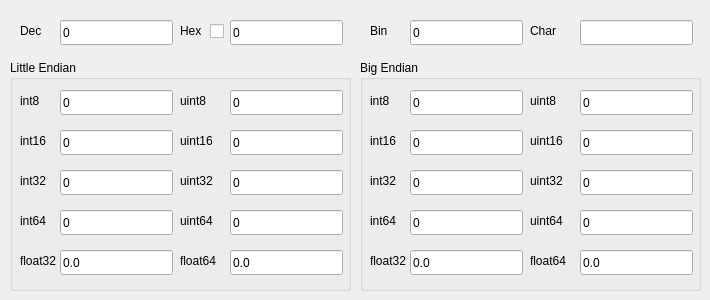
This is Converter/converter.ui in PROPHESSOR/ProHex as Qt 5 draws it before an edit. The edited form follows.
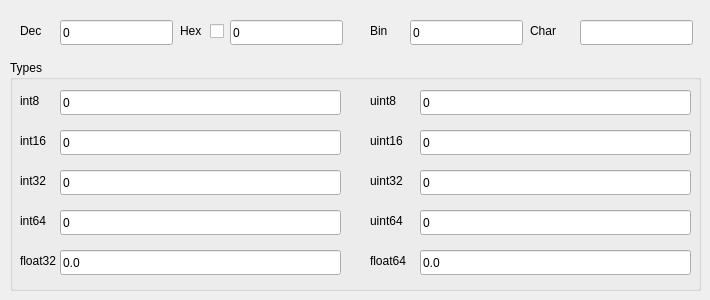
This is the edited form.

Commit message: [N] Убрал Big Endian секцию из Converter'а

```diff
--- a/Converter/converter.ui
+++ b/Converter/converter.ui
@@ -187,19 +187,19 @@
     <rect>
      <x>10</x>
      <y>60</y>
-     <width>341</width>
+     <width>691</width>
      <height>231</height>
     </rect>
    </property>
    <property name="title">
-    <string>Little Endian</string>
+    <string>Types</string>
    </property>
    <widget class="QLineEdit" name="Int8LEInput">
     <property name="geometry">
      <rect>
       <x>50</x>
       <y>30</y>
-      <width>113</width>
+      <width>281</width>
       <height>25</height>
      </rect>
     </property>
@@ -317,7 +317,7 @@
      <rect>
       <x>50</x>
       <y>190</y>
-      <width>113</width>
+      <width>281</width>
       <height>25</height>
      </rect>
     </property>
@@ -333,7 +333,7 @@
      <rect>
       <x>50</x>
       <y>150</y>
-      <width>113</width>
+      <width>281</width>
       <height>25</height>
      </rect>
     </property>
@@ -349,7 +349,7 @@
      <rect>
       <x>50</x>
       <y>110</y>
-      <width>113</width>
+      <width>281</width>
       <height>25</height>
      </rect>
     </property>
@@ -365,7 +365,7 @@
      <rect>
       <x>50</x>
       <y>70</y>
-      <width>113</width>
+      <width>281</width>
       <height>25</height>
      </rect>
     </property>
@@ -379,7 +379,7 @@
    <widget class="QLabel" name="label_10">
     <property name="geometry">
      <rect>
-      <x>170</x>
+      <x>360</x>
       <y>30</y>
       <width>54</width>
       <height>21</height>
@@ -398,9 +398,9 @@
    <widget class="QLineEdit" name="Uint8LEInput">
     <property name="geometry">
      <rect>
-      <x>220</x>
+      <x>410</x>
       <y>30</y>
-      <width>113</width>
+      <width>271</width>
       <height>25</height>
      </rect>
     </property>
@@ -414,9 +414,9 @@
    <widget class="QLineEdit" name="Uint16LEInput">
     <property name="geometry">
      <rect>
-      <x>220</x>
+      <x>410</x>
       <y>70</y>
-      <width>113</width>
+      <width>271</width>
       <height>25</height>
      </rect>
     </property>
@@ -430,9 +430,9 @@
    <widget class="QLineEdit" name="Uint32LEInput">
     <property name="geometry">
      <rect>
-      <x>220</x>
+      <x>410</x>
       <y>110</y>
-      <width>113</width>
+      <width>271</width>
       <height>25</height>
      </rect>
     </property>
@@ -446,9 +446,9 @@
    <widget class="QLineEdit" name="Uint64LEInput">
     <property name="geometry">
      <rect>
-      <x>220</x>
+      <x>410</x>
       <y>150</y>
-      <width>113</width>
+      <width>271</width>
       <height>25</height>
      </rect>
     </property>
@@ -462,9 +462,9 @@
    <widget class="QLineEdit" name="Float64LEInput">
     <property name="geometry">
      <rect>
-      <x>220</x>
+      <x>410</x>
       <y>190</y>
-      <width>113</width>
+      <width>271</width>
       <height>25</height>
      </rect>
     </property>
@@ -478,7 +478,7 @@
    <widget class="QLabel" name="label_16">
     <property name="geometry">
      <rect>
-      <x>170</x>
+      <x>360</x>
       <y>190</y>
       <width>54</width>
       <height>21</height>
@@ -497,7 +497,7 @@
    <widget class="QLabel" name="label_17">
     <property name="geometry">
      <rect>
-      <x>170</x>
+      <x>360</x>
       <y>70</y>
       <width>54</width>
       <height>21</height>
@@ -516,7 +516,7 @@
    <widget class="QLabel" name="label_18">
     <property name="geometry">
      <rect>
-      <x>170</x>
+      <x>360</x>
       <y>110</y>
       <width>54</width>
       <height>21</height>
@@ -535,7 +535,7 @@
    <widget class="QLabel" name="label_19">
     <property name="geometry">
      <rect>
-      <x>170</x>
+      <x>360</x>
       <y>150</y>
       <width>54</width>
       <height>21</height>
@@ -552,369 +552,6 @@
     </property>
    </widget>
   </widget>
-  <widget class="QGroupBox" name="BigEndianGroup">
-   <property name="geometry">
-    <rect>
-     <x>360</x>
-     <y>60</y>
-     <width>341</width>
-     <height>231</height>
-    </rect>
-   </property>
-   <property name="title">
-    <string>Big Endian</string>
-   </property>
-   <widget class="QLineEdit" name="Int16BEInput">
-    <property name="geometry">
-     <rect>
-      <x>50</x>
-      <y>70</y>
-      <width>113</width>
-      <height>25</height>
-     </rect>
-    </property>
-    <property name="text">
-     <string>0</string>
-    </property>
-    <property name="readOnly">
-     <bool>true</bool>
-    </property>
-   </widget>
-   <widget class="QLabel" name="label_15">
-    <property name="geometry">
-     <rect>
-      <x>10</x>
-      <y>110</y>
-      <width>54</width>
-      <height>21</height>
-     </rect>
-    </property>
-    <property name="cursor">
-     <cursorShape>WhatsThisCursor</cursorShape>
-    </property>
-    <property name="toolTip">
-     <string>&lt;html&gt;&lt;head/&gt;&lt;body&gt;&lt;p&gt;signed int32&lt;/p&gt;&lt;p&gt;C: int, signed int&lt;/p&gt;&lt;p&gt;C#: int&lt;/p&gt;&lt;p&gt;32 bits (4 bytes): -2,147,483,648 ... 2,147,483,647&lt;/p&gt;&lt;/body&gt;&lt;/html&gt;</string>
-    </property>
-    <property name="text">
-     <string>int32</string>
-    </property>
-   </widget>
-   <widget class="QLabel" name="label_11">
-    <property name="geometry">
-     <rect>
-      <x>10</x>
-      <y>190</y>
-      <width>54</width>
-      <height>21</height>
-     </rect>
-    </property>
-    <property name="cursor">
-     <cursorShape>WhatsThisCursor</cursorShape>
-    </property>
-    <property name="toolTip">
-     <string>&lt;html&gt;&lt;head/&gt;&lt;body&gt;&lt;p&gt;float32&lt;/p&gt;&lt;p&gt;C: float&lt;/p&gt;&lt;p&gt;C#: float&lt;/p&gt;&lt;p&gt;32 bits (4 bytes): 1.2E-38 ... 3.4E+38&lt;/p&gt;&lt;/body&gt;&lt;/html&gt;</string>
-    </property>
-    <property name="text">
-     <string>float32</string>
-    </property>
-   </widget>
-   <widget class="QLabel" name="label_14">
-    <property name="geometry">
-     <rect>
-      <x>10</x>
-      <y>70</y>
-      <width>54</width>
-      <height>21</height>
-     </rect>
-    </property>
-    <property name="cursor">
-     <cursorShape>WhatsThisCursor</cursorShape>
-    </property>
-    <property name="toolTip">
-     <string>&lt;html&gt;&lt;head/&gt;&lt;body&gt;&lt;p&gt;signed int16&lt;/p&gt;&lt;p&gt;C: short, signed short&lt;/p&gt;&lt;p&gt;C#: short, char&lt;/p&gt;&lt;p&gt;16 bits (2 bytes): -32.768 ... 32.767&lt;/p&gt;&lt;/body&gt;&lt;/html&gt;</string>
-    </property>
-    <property name="text">
-     <string>int16</string>
-    </property>
-   </widget>
-   <widget class="QLabel" name="label_12">
-    <property name="geometry">
-     <rect>
-      <x>10</x>
-      <y>30</y>
-      <width>54</width>
-      <height>21</height>
-     </rect>
-    </property>
-    <property name="cursor">
-     <cursorShape>WhatsThisCursor</cursorShape>
-    </property>
-    <property name="toolTip">
-     <string>&lt;html&gt;&lt;head/&gt;&lt;body&gt;&lt;p&gt;signed int8&lt;/p&gt;&lt;p&gt;C: char, signed char&lt;/p&gt;&lt;p&gt;C#: sbyte&lt;/p&gt;&lt;p&gt;8 bits (1 byte): -128 ... 127&lt;/p&gt;&lt;/body&gt;&lt;/html&gt;</string>
-    </property>
-    <property name="text">
-     <string>int8</string>
-    </property>
-   </widget>
-   <widget class="QLineEdit" name="Int64BEInput">
-    <property name="geometry">
-     <rect>
-      <x>50</x>
-      <y>150</y>
-      <width>113</width>
-      <height>25</height>
-     </rect>
-    </property>
-    <property name="text">
-     <string>0</string>
-    </property>
-    <property name="readOnly">
-     <bool>true</bool>
-    </property>
-   </widget>
-   <widget class="QLabel" name="label_13">
-    <property name="geometry">
-     <rect>
-      <x>10</x>
-      <y>150</y>
-      <width>54</width>
-      <height>21</height>
-     </rect>
-    </property>
-    <property name="cursor">
-     <cursorShape>WhatsThisCursor</cursorShape>
-    </property>
-    <property name="toolTip">
-     <string>&lt;html&gt;&lt;head/&gt;&lt;body&gt;&lt;p&gt;signed int64&lt;/p&gt;&lt;p&gt;C: long long, signed long long&lt;/p&gt;&lt;p&gt;C#: long&lt;/p&gt;&lt;p&gt;64 bits (8 bytes): -9,223,372,036,854,775,808 ... 9,223,372,036,854,775,807&lt;/p&gt;&lt;/body&gt;&lt;/html&gt;</string>
-    </property>
-    <property name="text">
-     <string>int64</string>
-    </property>
-   </widget>
-   <widget class="QLineEdit" name="Float32BEInput">
-    <property name="geometry">
-     <rect>
-      <x>50</x>
-      <y>190</y>
-      <width>113</width>
-      <height>25</height>
-     </rect>
-    </property>
-    <property name="text">
-     <string>0.0</string>
-    </property>
-    <property name="readOnly">
-     <bool>true</bool>
-    </property>
-   </widget>
-   <widget class="QLineEdit" name="Int8BEInput">
-    <property name="geometry">
-     <rect>
-      <x>50</x>
-      <y>30</y>
-      <width>113</width>
-      <height>25</height>
-     </rect>
-    </property>
-    <property name="text">
-     <string>0</string>
-    </property>
-    <property name="readOnly">
-     <bool>true</bool>
-    </property>
-   </widget>
-   <widget class="QLineEdit" name="Int32BEInput">
-    <property name="geometry">
-     <rect>
-      <x>50</x>
-      <y>110</y>
-      <width>113</width>
-      <height>25</height>
-     </rect>
-    </property>
-    <property name="text">
-     <string>0</string>
-    </property>
-    <property name="readOnly">
-     <bool>true</bool>
-    </property>
-   </widget>
-   <widget class="QLineEdit" name="Uint64BEInput">
-    <property name="geometry">
-     <rect>
-      <x>220</x>
-      <y>150</y>
-      <width>113</width>
-      <height>25</height>
-     </rect>
-    </property>
-    <property name="text">
-     <string>0</string>
-    </property>
-    <property name="readOnly">
-     <bool>true</bool>
-    </property>
-   </widget>
-   <widget class="QLabel" name="label_20">
-    <property name="geometry">
-     <rect>
-      <x>170</x>
-      <y>150</y>
-      <width>54</width>
-      <height>21</height>
-     </rect>
-    </property>
-    <property name="cursor">
-     <cursorShape>WhatsThisCursor</cursorShape>
-    </property>
-    <property name="toolTip">
-     <string>&lt;html&gt;&lt;head/&gt;&lt;body&gt;&lt;p&gt;unsigned int64&lt;/p&gt;&lt;p&gt;C: unsigned long long&lt;/p&gt;&lt;p&gt;C#: ulong&lt;/p&gt;&lt;p&gt;64 bits (8 bytes): 0 ... 18,446,744,073,709,551,615&lt;/p&gt;&lt;/body&gt;&lt;/html&gt;</string>
-    </property>
-    <property name="text">
-     <string>uint64</string>
-    </property>
-   </widget>
-   <widget class="QLabel" name="label_21">
-    <property name="geometry">
-     <rect>
-      <x>170</x>
-      <y>110</y>
-      <width>54</width>
-      <height>21</height>
-     </rect>
-    </property>
-    <property name="cursor">
-     <cursorShape>WhatsThisCursor</cursorShape>
-    </property>
-    <property name="toolTip">
-     <string>&lt;html&gt;&lt;head/&gt;&lt;body&gt;&lt;p&gt;unsigned int32&lt;/p&gt;&lt;p&gt;C: unsigned int&lt;/p&gt;&lt;p&gt;C#: uint&lt;/p&gt;&lt;p&gt;32 bits (4 bytes): 0 ... 4,294,967,295&lt;/p&gt;&lt;/body&gt;&lt;/html&gt;</string>
-    </property>
-    <property name="text">
-     <string>uint32</string>
-    </property>
-   </widget>
-   <widget class="QLabel" name="label_22">
-    <property name="geometry">
-     <rect>
-      <x>170</x>
-      <y>30</y>
-      <width>54</width>
-      <height>21</height>
-     </rect>
-    </property>
-    <property name="cursor">
-     <cursorShape>WhatsThisCursor</cursorShape>
-    </property>
-    <property name="toolTip">
-     <string>&lt;html&gt;&lt;head/&gt;&lt;body&gt;&lt;p&gt;unsigned int8&lt;/p&gt;&lt;p&gt;C: char, unsigned char&lt;/p&gt;&lt;p&gt;C#: byte&lt;/p&gt;&lt;p&gt;8 bits (1 byte): 0 ... 255&lt;/p&gt;&lt;/body&gt;&lt;/html&gt;</string>
-    </property>
-    <property name="text">
-     <string>uint8</string>
-    </property>
-   </widget>
-   <widget class="QLineEdit" name="Float64BEInput">
-    <property name="geometry">
-     <rect>
-      <x>220</x>
-      <y>190</y>
-      <width>113</width>
-      <height>25</height>
-     </rect>
-    </property>
-    <property name="text">
-     <string>0.0</string>
-    </property>
-    <property name="readOnly">
-     <bool>true</bool>
-    </property>
-   </widget>
-   <widget class="QLineEdit" name="Uint8BEInput">
-    <property name="geometry">
-     <rect>
-      <x>220</x>
-      <y>30</y>
-      <width>113</width>
-      <height>25</height>
-     </rect>
-    </property>
-    <property name="text">
-     <string>0</string>
-    </property>
-    <property name="readOnly">
-     <bool>true</bool>
-    </property>
-   </widget>
-   <widget class="QLabel" name="label_23">
-    <property name="geometry">
-     <rect>
-      <x>170</x>
-      <y>190</y>
-      <width>54</width>
-      <height>21</height>
-     </rect>
-    </property>
-    <property name="cursor">
-     <cursorShape>WhatsThisCursor</cursorShape>
-    </property>
-    <property name="toolTip">
-     <string>&lt;html&gt;&lt;head/&gt;&lt;body&gt;&lt;p&gt;float64&lt;/p&gt;&lt;p&gt;C: double&lt;/p&gt;&lt;p&gt;C#: double&lt;/p&gt;&lt;p&gt;64 bits (8 bytes): 2.3E-308 ... 1.7E+308&lt;/p&gt;&lt;/body&gt;&lt;/html&gt;</string>
-    </property>
-    <property name="text">
-     <string>float64</string>
-    </property>
-   </widget>
-   <widget class="QLineEdit" name="Uint32BEInput">
-    <property name="geometry">
-     <rect>
-      <x>220</x>
-      <y>110</y>
-      <width>113</width>
-      <height>25</height>
-     </rect>
-    </property>
-    <property name="text">
-     <string>0</string>
-    </property>
-    <property name="readOnly">
-     <bool>true</bool>
-    </property>
-   </widget>
-   <widget class="QLineEdit" name="Uint16BEInput">
-    <property name="geometry">
-     <rect>
-      <x>220</x>
-      <y>70</y>
-      <width>113</width>
-      <height>25</height>
-     </rect>
-    </property>
-    <property name="text">
-     <string>0</string>
-    </property>
-    <property name="readOnly">
-     <bool>true</bool>
-    </property>
-   </widget>
-   <widget class="QLabel" name="label_24">
-    <property name="geometry">
-     <rect>
-      <x>170</x>
-      <y>70</y>
-      <width>54</width>
-      <height>21</height>
-     </rect>
-    </property>
-    <property name="cursor">
-     <cursorShape>WhatsThisCursor</cursorShape>
-    </property>
-    <property name="toolTip">
-     <string>&lt;html&gt;&lt;head/&gt;&lt;body&gt;&lt;p&gt;unsigned int16&lt;/p&gt;&lt;p&gt;C: unsigned short&lt;/p&gt;&lt;p&gt;C#: ushort, uchar&lt;/p&gt;&lt;p&gt;16 bits (2 bytes): 0 ... 65535&lt;/p&gt;&lt;/body&gt;&lt;/html&gt;</string>
-    </property>
-    <property name="text">
-     <string>uint16</string>
-    </property>
-   </widget>
-  </widget>
   <widget class="QLineEdit" name="CharInput">
    <property name="geometry">
     <rect>
```
Left out of the diff: 1 changed line with no effect on the pictures. The commit also changes 1 other file.
